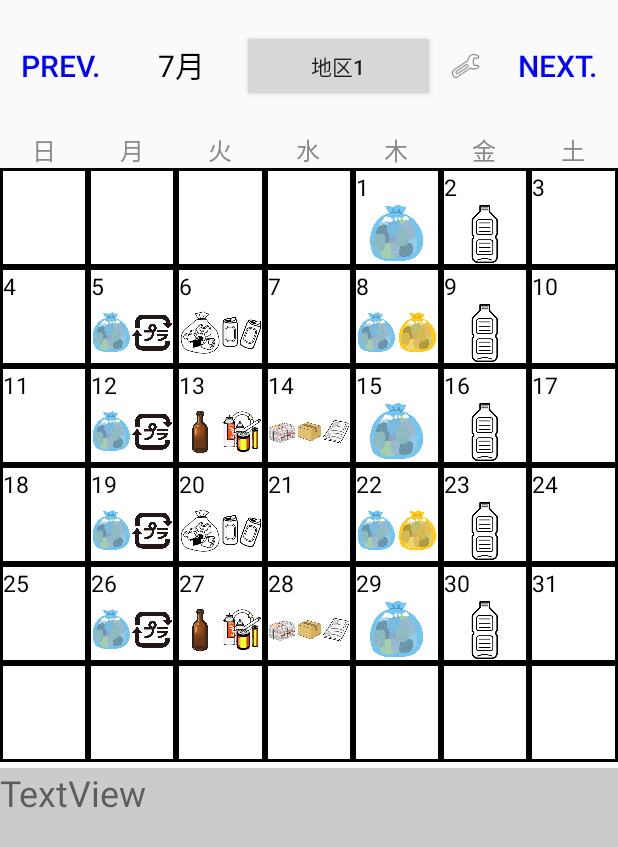
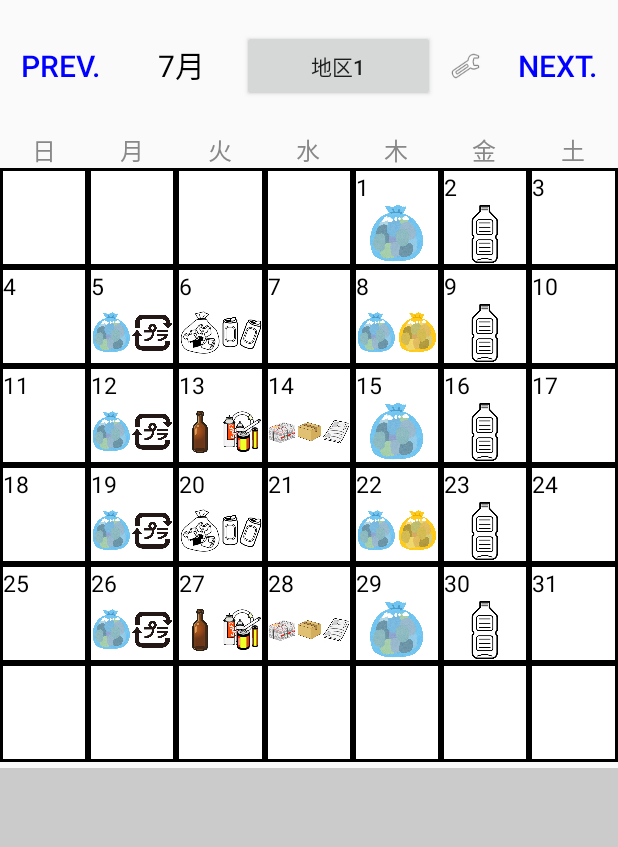
Before and after one commit to TakumiOtsukaABT/HachiojiCalendar-android, an Android app: the screen it shows after launch (MainActivity), on a phone screen of 412 x 824 dp. Shown: the top 847 px of the screen. Run offline under Robolectric (Android 15) with nearby library versions, the phone set to English and light mode, and no system bars.

```diff
--- a/app/src/main/res/layout/activity_main.xml
+++ b/app/src/main/res/layout/activity_main.xml
@@ -131,10 +131,9 @@
         android:layout_height="400dp" />
 
     <TextView
-        android:id="@+id/textView2"
+        android:id="@+id/description_textview"
         android:layout_width="match_parent"
         android:layout_height="match_parent"
         android:background="#CCCBCB"
-        android:text="TextView"
         android:textSize="24sp" />
 </LinearLayout>
```
